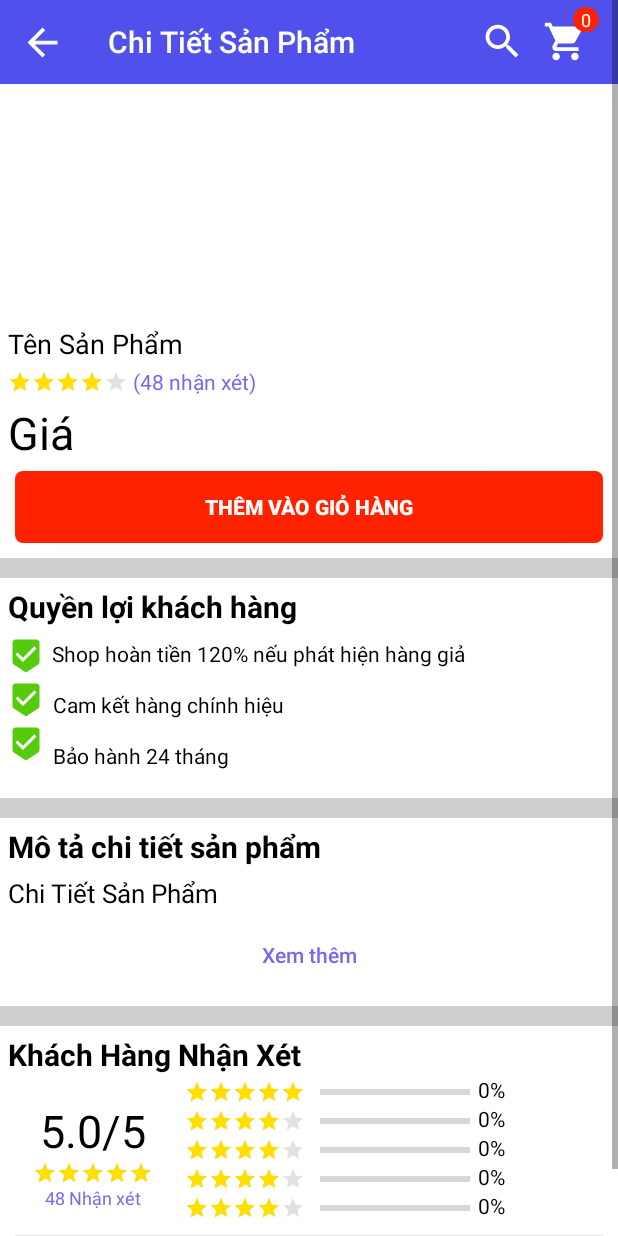
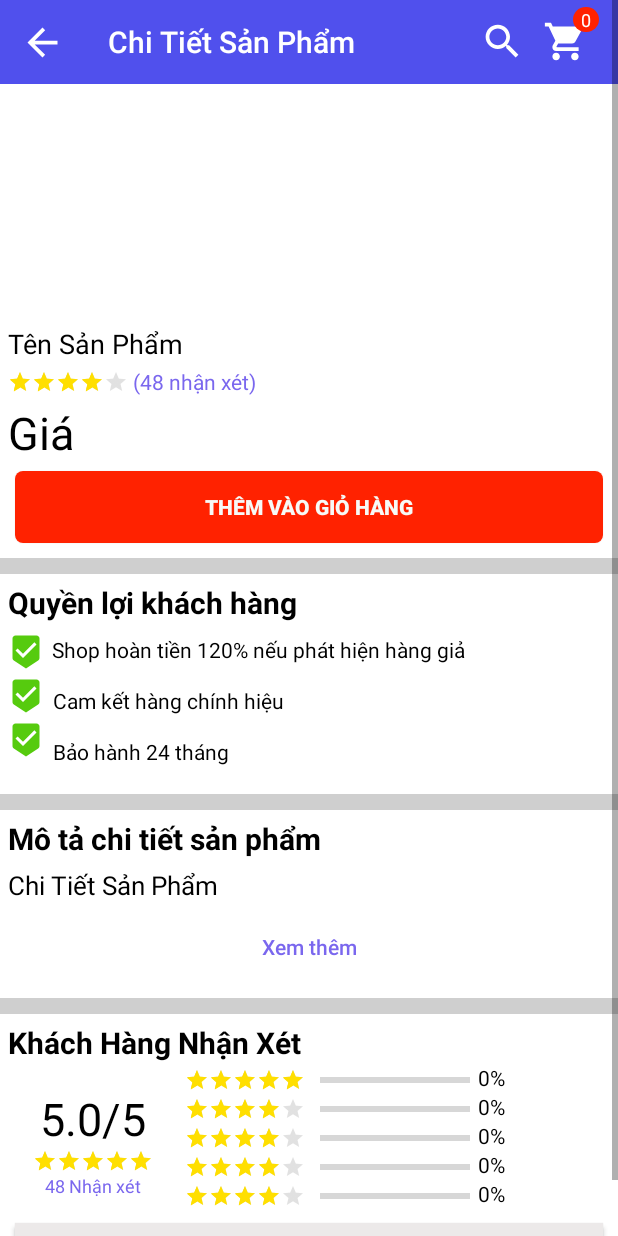
Before and after one commit to minhlc98/Mobile-Shop, an Android app: the ChiTietSanPham screen opened directly, with no data from a screen before it, on a phone screen of 412 x 824 dp. Run offline under Robolectric (Android 15) with nearby library versions, the phone set to English and light mode, and no system bars; pictures from the network do not load; 13 statements that could not run were skipped.

Commit message:
change height

```diff
--- a/app/src/main/res/drawable/divider_line.xml
+++ b/app/src/main/res/drawable/divider_line.xml
@@ -1,5 +1,5 @@
 <?xml version="1.0" encoding="utf-8"?>
 <shape xmlns:android="http://schemas.android.com/apk/res/android" >
-    <size android:height="20px"/>
+    <size android:height="16px"/>
     <solid android:color="#CFCFCF"/>
 </shape>
```
